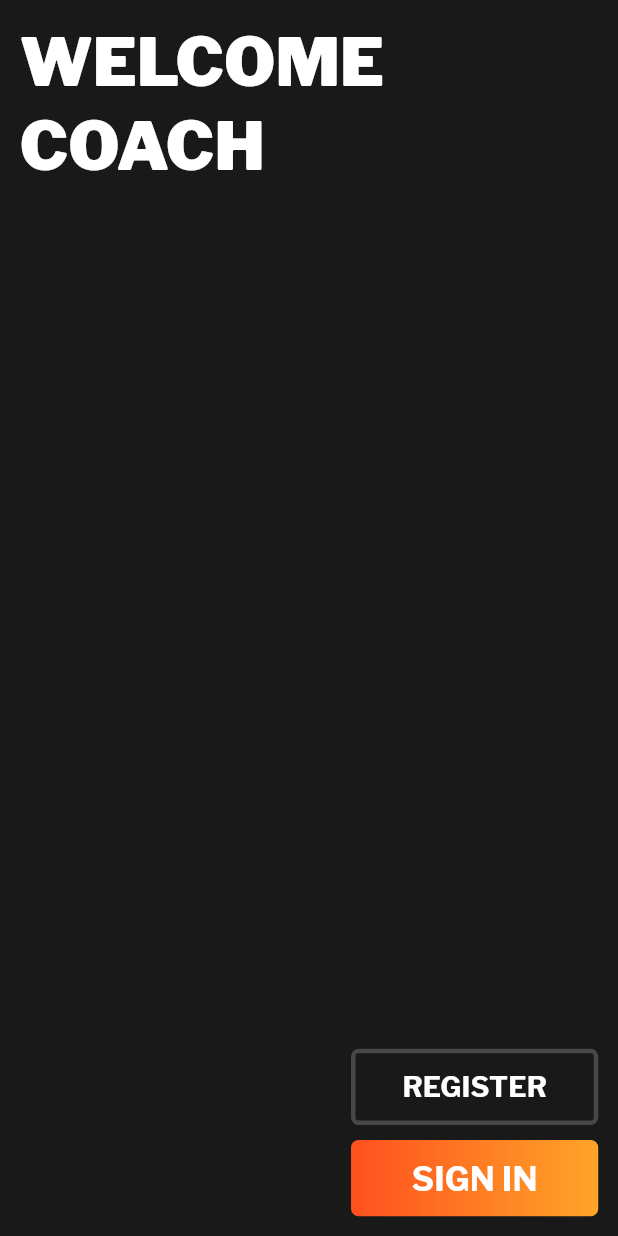
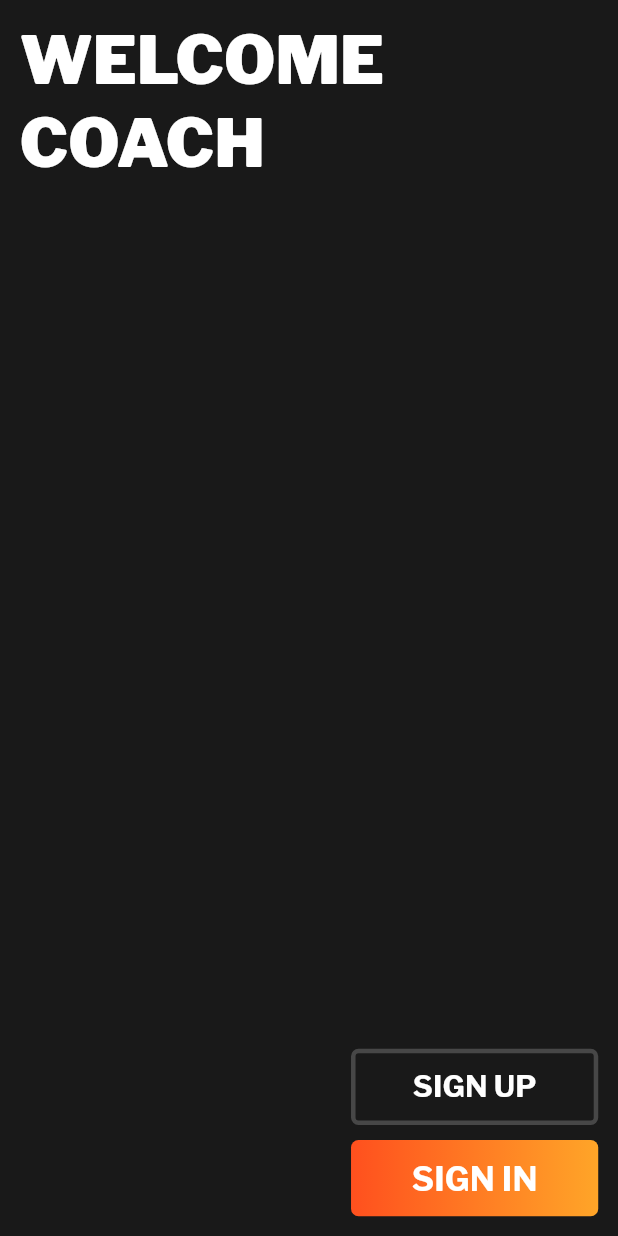
Before and after one commit to tiagotunes/myfm_app, a Flutter app: the screen it shows after launch, on a phone screen of 412 x 824 dp. Run offline on Flutter 3.47's test engine with Material 3 defaults, Android fonts, the light colour scheme and no system bars; our stand-ins replace google_fonts.

Commit message:
Create Sign In and Up screens

```diff
--- a/myfm/lib/configs/theme.dart
+++ b/myfm/lib/configs/theme.dart
@@ -15,12 +15,16 @@ ThemeData theme() {
   return ThemeData(
     scaffoldBackgroundColor: kBackgroundColor,
     textTheme: textTheme(),
+    appBarTheme: AppBarTheme(
+        backgroundColor: kBackgroundColor,
+        titleTextStyle: textTheme().titleLarge,
+        iconTheme: const IconThemeData(color: Colors.white)),
   );
 }
 
 TextTheme textTheme() {
   return TextTheme(
-    titleLarge: GoogleFonts.getFont(
+      headlineLarge: GoogleFonts.getFont(
         'Libre Franklin',
         color: Colors.white,
         fontSize: getProportionateScreenWidth(40),
@@ -32,5 +36,10 @@ TextTheme textTheme() {
         fontSize: getProportionateScreenWidth(20),
         fontWeight: FontWeight.bold,
       ),
-  );
+      titleLarge: GoogleFonts.getFont(
+        'IBM Plex Sans',
+        color: Colors.white,
+        fontSize: getProportionateScreenWidth(18),
+        fontWeight: FontWeight.bold,
+      ));
 }
--- a/myfm/lib/screens/welcome/components/buttons.dart
+++ b/myfm/lib/screens/welcome/components/buttons.dart
@@ -1,6 +1,8 @@
 import 'package:flutter/material.dart';
 import 'package:myfm/configs/color.dart';
 import 'package:myfm/configs/size.dart';
+import 'package:myfm/screens/sign_in/sign_in_screen.dart';
+import 'package:myfm/screens/sign_up/sign_up_screen.dart';
 
 class Buttons extends StatefulWidget {
   const Buttons({super.key});
@@ -17,16 +19,27 @@ class _ButtonsState extends State<Buttons> {
       children: [
         Column(
           children: [
-            buildButton(context, 'REGISTER', secundary: true),
+            buildButton(context, () {
+              Navigator.push(
+                context,
+                MaterialPageRoute(builder: (context) => const SignUpScreen()),
+              );
+            }, 'SIGN UP', secundary: true),
             SizedBox(height: getProportionateScreenHeight(10)),
-            buildButton(context, 'SIGN IN'),
+            buildButton(context, () {
+              Navigator.push(
+                context,
+                MaterialPageRoute(builder: (context) => const SignInScreen()),
+              );
+            }, 'SIGN IN'),
           ],
         ),
       ],
     );
   }
 
-  Container buildButton(BuildContext context, String text,
+  Container buildButton(
+      BuildContext context, VoidCallback function, String text,
       {bool secundary = false}) {
     return Container(
       height: getProportionateScreenHeight(50),
@@ -38,14 +51,14 @@ class _ButtonsState extends State<Buttons> {
               : null,
           gradient: !secundary ? kGradientColor : null),
       child: TextButton(
-        onPressed: () {},
+        onPressed: function,
         child: Text(
           text,
           style: secundary
               ? Theme.of(context)
                   .textTheme
                   .labelLarge
-                  ?.copyWith(fontSize: getProportionateScreenWidth(17))
+                  ?.copyWith(fontSize: getProportionateScreenWidth(18))
               : Theme.of(context).textTheme.labelLarge,
         ),
       ),
--- a/myfm/lib/screens/welcome/components/header.dart
+++ b/myfm/lib/screens/welcome/components/header.dart
@@ -9,7 +9,7 @@ class Header extends StatelessWidget {
   Widget build(BuildContext context) {
     return Text(
       'WELCOME\nCOACH',
-      style: Theme.of(context).textTheme.titleLarge,
+      style: Theme.of(context).textTheme.headlineLarge,
     );
   }
 }
```
Also changed, not shown: myfm/lib/screens/sign_in/sign_in_screen.dart (added, +19 -0 lines), myfm/lib/screens/sign_up/sign_up_screen.dart (added, +19 -0 lines). Lines whose indentation alone changed are shown as unchanged.
